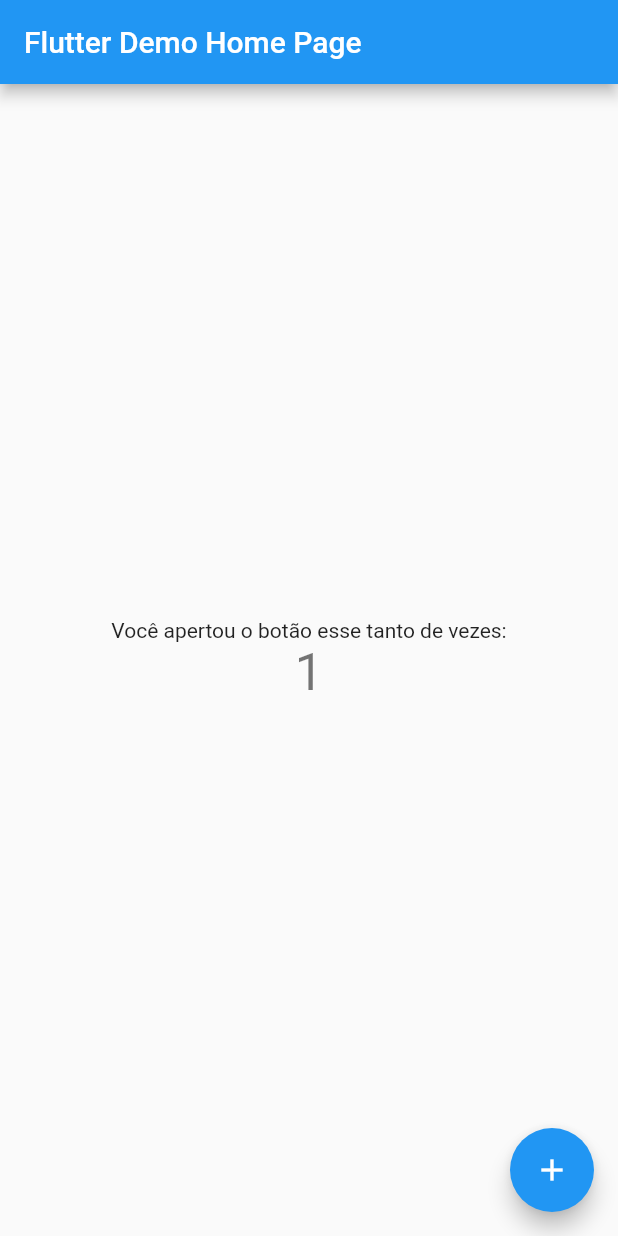
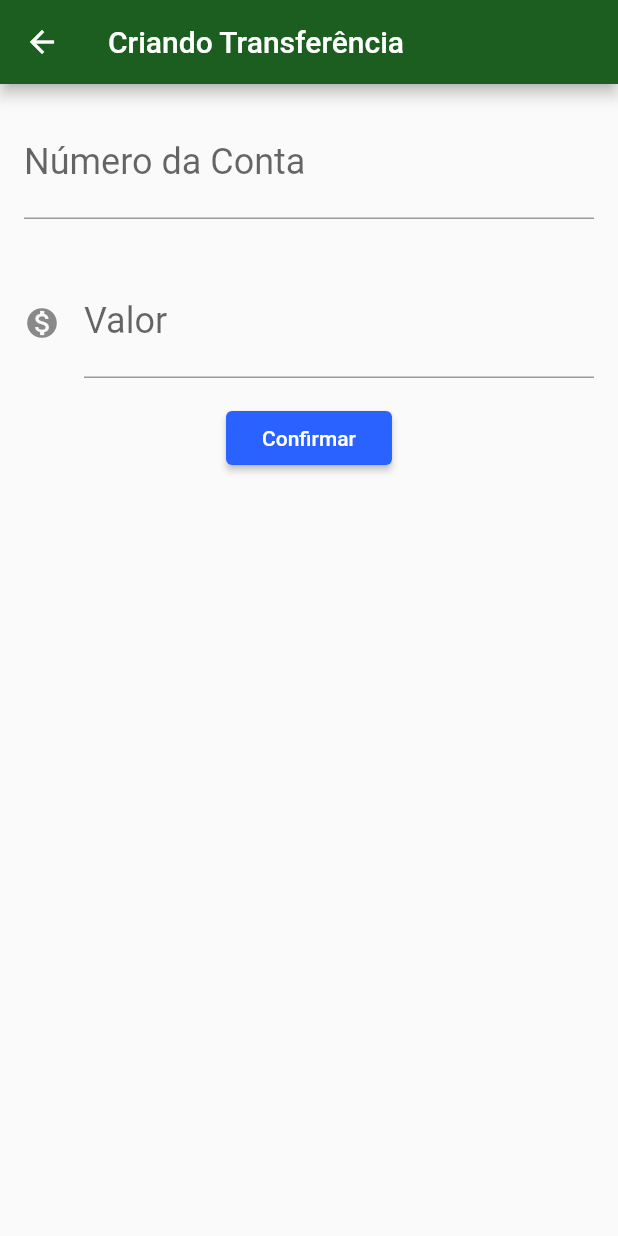
Before and after one commit to Arivaldo/bitebank, a Flutter app: the screen it shows after launch, after a tap on the "add" icon, on a phone screen of 412 x 824 dp. Run offline on Flutter 3.47's test engine with Material 2 defaults, Android fonts, the phone set to English and light mode, and no system bars.

Commit message:
organizando codigo

```diff
--- /dev/null
+++ b/lib/components/editor.dart
@@ -0,0 +1,27 @@
+import 'package:flutter/material.dart';
+
+class Editor extends StatelessWidget {
+  final TextEditingController controlador;
+  final String rotulo;
+  final String dica;
+  final IconData icone;
+
+  Editor({this.controlador, this.rotulo, this.dica, this.icone});
+
+  @override
+  Widget build(BuildContext context) {
+    return Padding(
+      padding: const EdgeInsets.all(16.0),
+      child: TextField(
+        decoration: InputDecoration(
+          labelText: this.rotulo,
+          hintText: this.dica,
+          icon: icone != null ? Icon(this.icone) : null,
+        ),
+        style: TextStyle(fontSize: 24),
+        keyboardType: TextInputType.number,
+        controller: this.controlador,
+      ),
+    );
+  }
+}
--- a/lib/main.dart
+++ b/lib/main.dart
@@ -1,117 +1,22 @@
+import 'package:bytebank/screen/lista_transferencia.dart';
+import 'package:flutter/cupertino.dart';
 import 'package:flutter/material.dart';
 
-void main() {
-  runApp(MyApp());
-}
+void main() => runApp(ByteBankApp());
 
-class MyApp extends StatelessWidget {
-  // This widget is the root of your application.
+class ByteBankApp extends StatelessWidget {
   @override
   Widget build(BuildContext context) {
     return MaterialApp(
-      title: 'Flutter Demo',
       theme: ThemeData(
-        // This is the theme of your application.
-        //
-        // Try running your application with "flutter run". You'll see the
-        // application has a blue toolbar. Then, without quitting the app, try
-        // changing the primarySwatch below to Colors.green and then invoke
-        // "hot reload" (press "r" in the console where you ran "flutter run",
-        // or simply save your changes to "hot reload" in a Flutter IDE).
-        // Notice that the counter didn't reset back to zero; the application
-        // is not restarted.
-        primarySwatch: Colors.blue,
-        // This makes the visual density adapt to the platform that you run
-        // the app on. For desktop platforms, the controls will be smaller and
-        // closer together (more dense) than on mobile platforms.
-        visualDensity: VisualDensity.adaptivePlatformDensity,
+          primaryColor: Colors.green[900],
+          accentColor: Colors.blueAccent[700],
+          buttonTheme: ButtonThemeData(
+              buttonColor: Colors.blueAccent[700],
+              textTheme: ButtonTextTheme.primary)),
+      home: Scaffold(
+        body: ListaTransferencia(),
       ),
-      home: MyHomePage(title: 'Flutter Demo Home Page'),
     );
   }
 }
-
-class MyHomePage extends StatefulWidget {
-  MyHomePage({Key key, this.title}) : super(key: key);
-
-  // This widget is the home page of your application. It is stateful, meaning
-  // that it has a State object (defined below) that contains fields that affect
-  // how it looks.
-
-  // This class is the configuration for the state. It holds the values (in this
-  // case the title) provided by the parent (in this case the App widget) and
-  // used by the build method of the State. Fields in a Widget subclass are
-  // always marked "final".
-
-  final String title;
-
-  @override
-  _MyHomePageState createState() => _MyHomePageState();
-}
-
-class _MyHomePageState extends State<MyHomePage> {
-  int _counter = 0;
-
-  void _incrementCounter() {
-    setState(() {
-      // This call to setState tells the Flutter framework that something has
-      // changed in this State, which causes it to rerun the build method below
-      // so that the display can reflect the updated values. If we changed
-      // _counter without calling setState(), then the build method would not be
-      // called again, and so nothing would appear to happen.
-      _counter++;
-    });
-  }
-
-  @override
-  Widget build(BuildContext context) {
-    // This method is rerun every time setState is called, for instance as done
-    // by the _incrementCounter method above.
-    //
-    // The Flutter framework has been optimized to make rerunning build methods
-    // fast, so that you can just rebuild anything that needs updating rather
-    // than having to individually change instances of widgets.
-    return Scaffold(
-      appBar: AppBar(
-        // Here we take the value from the MyHomePage object that was created by
-        // the App.build method, and use it to set our appbar title.
-        title: Text(widget.title),
-      ),
-      body: Center(
-        // Center is a layout widget. It takes a single child and positions it
-        // in the middle of the parent.
-        child: Column(
-          // Column is also a layout widget. It takes a list of children and
-          // arranges them vertically. By default, it sizes itself to fit its
-          // children horizontally, and tries to be as tall as its parent.
-          //
-          // Invoke "debug painting" (press "p" in the console, choose the
-          // "Toggle Debug Paint" action from the Flutter Inspector in Android
-          // Studio, or the "Toggle Debug Paint" command in Visual Studio Code)
-          // to see the wireframe for each widget.
-          //
-          // Column has various properties to control how it sizes itself and
-          // how it positions its children. Here we use mainAxisAlignment to
-          // center the children vertically; the main axis here is the vertical
-          // axis because Columns are vertical (the cross axis would be
-          // horizontal).
-          mainAxisAlignment: MainAxisAlignment.center,
-          children: <Widget>[
-            Text(
-              'Você apertou o botão esse tanto de vezes:',
-            ),
-            Text(
-              '$_counter',
-              style: Theme.of(context).textTheme.headline4,
-            ),
-          ],
-        ),
-      ),
-      floatingActionButton: FloatingActionButton(
-        onPressed: _incrementCounter,
-        tooltip: 'Increment',
-        child: Icon(Icons.add),
-      ), // This trailing comma makes auto-formatting nicer for build methods.
-    );
-  }
-}
--- /dev/null
+++ b/lib/models/transferencia.dart
@@ -0,0 +1,12 @@
+
+class Transferencia {
+  Transferencia(this.valor, this.numeroConta);
+
+  final double valor;
+  final int numeroConta;
+
+  @override
+  String toString() {
+    return 'Transferencia {valor: $valor, numeroConta: $numeroConta}';
+  }
+}
--- /dev/null
+++ b/lib/screen/formulario_transferencia.dart
@@ -0,0 +1,68 @@
+import 'package:bytebank/components/editor.dart';
+import 'package:bytebank/models/transferencia.dart';
+import 'package:flutter/material.dart';
+
+class FormularioTransferencia extends StatefulWidget {
+  @override
+  _FormularioTransferenciaState createState() =>
+      _FormularioTransferenciaState();
+}
+
+class _FormularioTransferenciaState extends State<FormularioTransferencia> {
+  TextEditingController _controladorCampoNumeroConta;
+
+  TextEditingController _controladorCampoValor;
+
+  @override
+  void initState() {
+    _controladorCampoNumeroConta = TextEditingController();
+    _controladorCampoValor = TextEditingController();
+    super.initState();
+  }
+
+  @override
+  Widget build(BuildContext context) {
+    return Scaffold(
+      appBar: AppBar(
+        title: Text('Criando Transferência'),
+      ),
+      body: SingleChildScrollView(
+        child: Column(
+          children: [
+            Editor(
+                controlador: _controladorCampoNumeroConta,
+                rotulo: 'Número da Conta',
+                dica: '0000'),
+            Editor(
+                controlador: _controladorCampoValor,
+                rotulo: 'Valor',
+                dica: '00.0',
+                icone: Icons.monetization_on),
+            RaisedButton(
+              child: Text('Confirmar'),
+              onPressed: () => _criaTransferencia(context),
+            )
+          ],
+        ),
+      ),
+    );
+  }
+
+  void _criaTransferencia(BuildContext context) {
+    final int numeroConta = int.tryParse(_controladorCampoNumeroConta.text);
+    final double valor = double.tryParse(_controladorCampoValor.text);
+    if (numeroConta != null && valor != null) {
+      final novaTrasnferencia = Transferencia(valor, numeroConta);
+      debugPrint('Criando Transferência: $novaTrasnferencia');
+      Navigator.pop(context, novaTrasnferencia);
+    }
+  }
+
+  @override
+  void dispose() {
+    debugPrint('$this chamou o dispose');
+    _controladorCampoNumeroConta.dispose();
+    _controladorCampoValor.dispose();
+    super.dispose();
+  }
+}
--- /dev/null
+++ b/lib/screen/lista_transferencia.dart
@@ -0,0 +1,61 @@
+import 'package:bytebank/models/transferencia.dart';
+import 'package:flutter/material.dart';
+
+import 'formulario_transferencia.dart';
+
+class ListaTransferencia extends StatefulWidget {
+  final List _transferencias = List();
+
+  @override
+  State<StatefulWidget> createState() {
+    return ListaTransferenciasState();
+  }
+}
+
+class ListaTransferenciasState extends State<ListaTransferencia> {
+  @override
+  Widget build(BuildContext context) {
+    return Scaffold(
+      appBar: AppBar(title: Text('Transferências')),
+      body: ListView.builder(
+          itemCount: widget._transferencias.length,
+          itemBuilder: (context, indice) =>
+              ItemTransferencia(widget._transferencias[indice])),
+      floatingActionButton: FloatingActionButton(
+        child: Icon(Icons.add),
+        onPressed: () {
+          final Future<Transferencia> future = Navigator.push(
+              context,
+              MaterialPageRoute(
+                  builder: (context) => FormularioTransferencia()));
+          future.then((tranferenciaRecebida) {
+            debugPrint(
+                'Transfarencia recebida no ListaTransferencias: $tranferenciaRecebida');
+            if (tranferenciaRecebida != null) {
+              setState(() {
+                widget._transferencias.add(tranferenciaRecebida);
+              });
+            }
+          });
+        },
+      ),
+    );
+  }
+}
+
+
+class ItemTransferencia extends StatelessWidget {
+  final Transferencia _transferencia;
+
+  const ItemTransferencia(this._transferencia);
+
+  @override
+  Widget build(BuildContext context) {
+    return Card(
+        child: ListTile(
+          leading: Icon(Icons.monetization_on),
+          title: Text(_transferencia.valor.toString()),
+          subtitle: Text(_transferencia.numeroConta.toString()),
+        ));
+  }
+}
```
Also changed, not shown: 1 other file.
